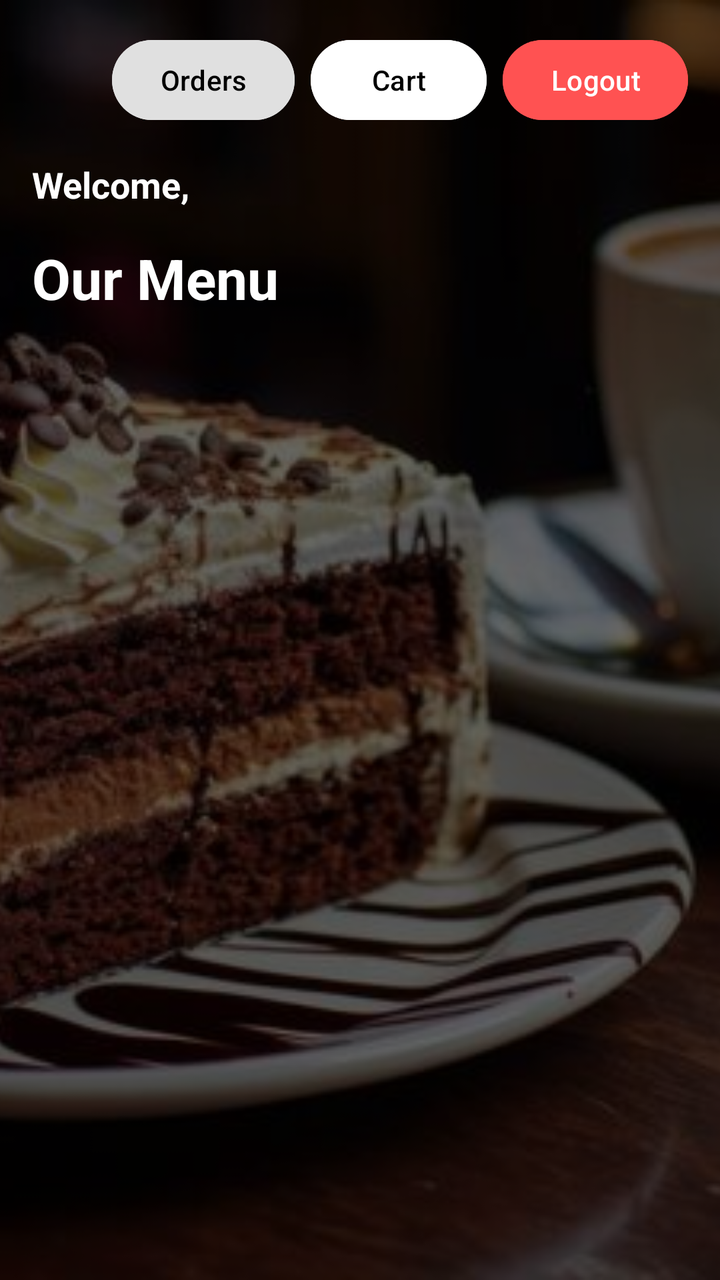
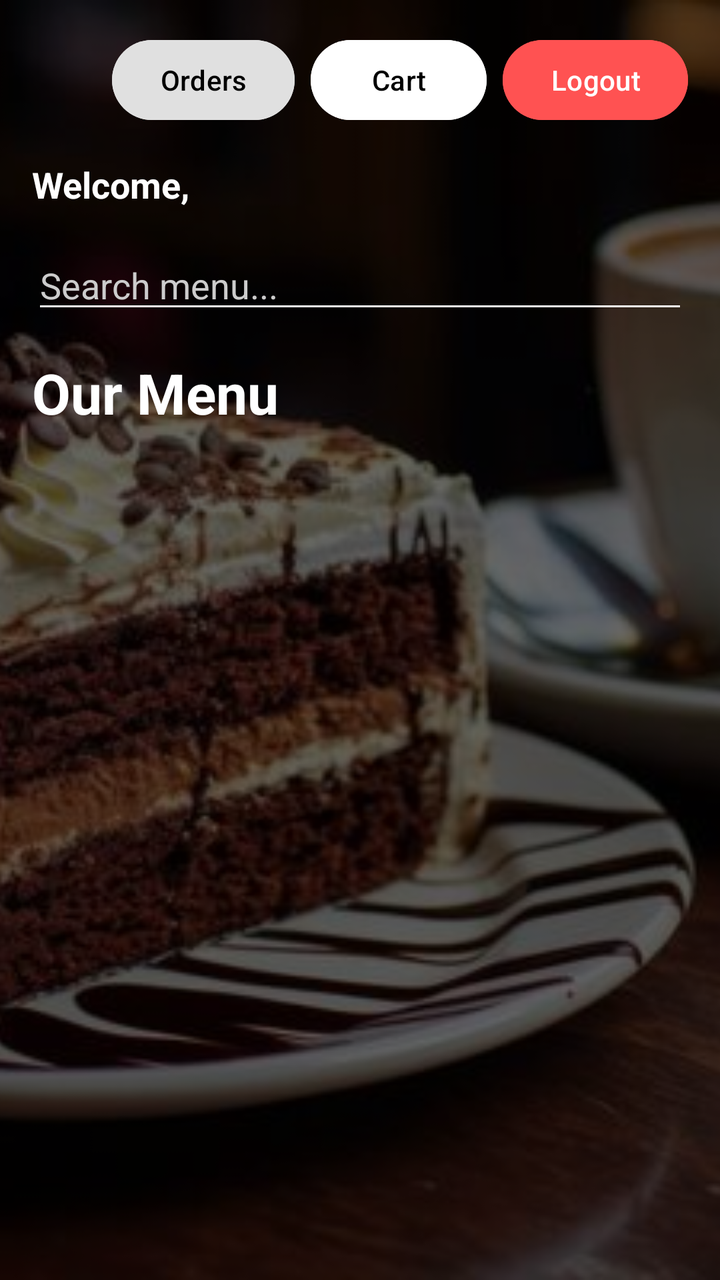

The first picture is an Android layout as it rendered before a commit; the second is the same layout after the commit. The layout source and the unified diff follow.
<!-- AndroidManifest.xml: application theme Theme.SmartCafe -->
<!-- res/layout/activity_menu.xml -->
<?xml version="1.0" encoding="utf-8"?>
<FrameLayout xmlns:android="http://schemas.android.com/apk/res/android"
    xmlns:app="http://schemas.android.com/apk/res-auto"
    android:layout_width="match_parent"
    android:layout_height="match_parent"
    android:fitsSystemWindows="true">

    
    <ImageView
        android:layout_width="match_parent"
        android:layout_height="match_parent"
        android:scaleType="centerCrop"
        android:src="@drawable/bg_main" />

    
    <View
        android:layout_width="match_parent"
        android:layout_height="match_parent"
        android:background="@drawable/overlay_black" />

    
    <androidx.constraintlayout.widget.ConstraintLayout
        android:layout_width="match_parent"
        android:layout_height="match_parent"
        android:padding="16dp">

        
        <Button
            android:id="@+id/btnLogout"
            android:layout_width="wrap_content"
            android:layout_height="wrap_content"
            android:text="Logout"
            android:backgroundTint="#FF5252"
            app:layout_constraintTop_toTopOf="parent"
            app:layout_constraintEnd_toEndOf="parent" />

        <Button
            android:id="@+id/btnViewCart"
            android:layout_width="wrap_content"
            android:layout_height="wrap_content"
            android:text="Cart"
            android:textColor="#000000"
            android:backgroundTint="#FFFFFF"
            app:layout_constraintTop_toTopOf="@id/btnLogout"
            app:layout_constraintEnd_toStartOf="@id/btnLogout"
            android:layout_marginEnd="8dp"/>

        <Button
            android:id="@+id/btnOrderHistory"
            android:layout_width="wrap_content"
            android:layout_height="wrap_content"
            android:text="Orders"
            android:textColor="#000000"
            android:backgroundTint="#E0E0E0"
            app:layout_constraintTop_toTopOf="@id/btnLogout"
            app:layout_constraintEnd_toStartOf="@id/btnViewCart"
            android:layout_marginEnd="8dp" />

        
        <TextView
            android:id="@+id/tvWelcome"
            android:layout_width="wrap_content"
            android:layout_height="wrap_content"
            android:text="Welcome, "
            android:textColor="#FFFFFF"
            android:textSize="18sp"
            android:textStyle="bold"
            android:layout_marginTop="16dp"
            app:layout_constraintTop_toBottomOf="@id/btnLogout"
            app:layout_constraintStart_toStartOf="parent" />

        
        <TextView
            android:id="@+id/tvMenuTitle"
            android:layout_width="wrap_content"
            android:layout_height="wrap_content"
            android:text="Our Menu"
            android:textColor="#FFFFFF"
            android:textSize="28sp"
            android:textStyle="bold"
            android:layout_marginTop="16dp"
            app:layout_constraintTop_toBottomOf="@id/tvWelcome"
            app:layout_constraintStart_toStartOf="parent" />

        
        <androidx.recyclerview.widget.RecyclerView
            android:id="@+id/rvMenu"
            android:layout_width="match_parent"
            android:layout_height="0dp"
            android:layout_marginTop="16dp"
            app:layout_constraintTop_toBottomOf="@id/tvMenuTitle"
            app:layout_constraintBottom_toBottomOf="parent" />

    </androidx.constraintlayout.widget.ConstraintLayout>
</FrameLayout>
<!-- resources referenced by this layout -->
<resources>
  <!-- drawable bg_main: jpg bitmap (drawable, 31175 bytes) -->
  <!-- drawable overlay_black (drawable) -->
  <?xml version="1.0" encoding="utf-8"?>
  <shape xmlns:android="http://schemas.android.com/apk/res/android">
      <solid android:color="#99000000" />
  </shape>
  <style name="Theme.SmartCafe" parent="Base.Theme.SmartCafe" />
  <style name="Base.Theme.SmartCafe" parent="Theme.Material3.DayNight.NoActionBar">
          
          
      </style>
</resources>

<!-- the commit's change to res/layout/activity_menu.xml (unified diff, before → after) -->
@@ -5,20 +5,17 @@
     android:layout_height="match_parent"
     android:fitsSystemWindows="true">
 
-    
     <ImageView
         android:layout_width="match_parent"
         android:layout_height="match_parent"
         android:scaleType="centerCrop"
         android:src="@drawable/bg_main" />
 
-    
     <View
         android:layout_width="match_parent"
         android:layout_height="match_parent"
         android:background="@drawable/overlay_black" />
 
-    
     <androidx.constraintlayout.widget.ConstraintLayout
         android:layout_width="match_parent"
         android:layout_height="match_parent"
@@ -70,6 +67,21 @@
             app:layout_constraintStart_toStartOf="parent" />
 
         
+        <EditText
+            android:id="@+id/etSearch"
+            android:layout_width="match_parent"
+            android:layout_height="wrap_content"
+            android:hint="Search menu..."
+            android:textColorHint="#CCCCCC"
+            android:textColor="#FFFFFF"
+            android:backgroundTint="#FFFFFF"
+            android:inputType="text"
+            android:layout_marginTop="16dp"
+            app:layout_constraintTop_toBottomOf="@id/tvWelcome"
+            app:layout_constraintStart_toStartOf="parent"
+            app:layout_constraintEnd_toEndOf="parent" />
+
+        
         <TextView
             android:id="@+id/tvMenuTitle"
             android:layout_width="wrap_content"
@@ -79,7 +91,7 @@
             android:textSize="28sp"
             android:textStyle="bold"
             android:layout_marginTop="16dp"
-            app:layout_constraintTop_toBottomOf="@id/tvWelcome"
+            app:layout_constraintTop_toBottomOf="@id/etSearch"
             app:layout_constraintStart_toStartOf="parent" />
 
         
